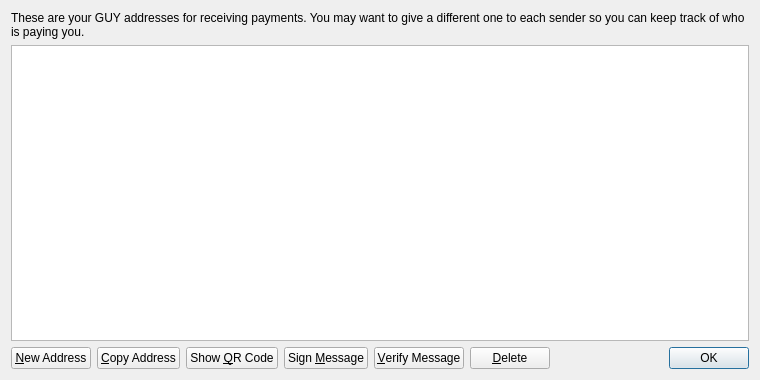
Before: the Qt Designer form src/qt/forms/addressbookpage.ui in spayse/uh, drawn with Qt 5.
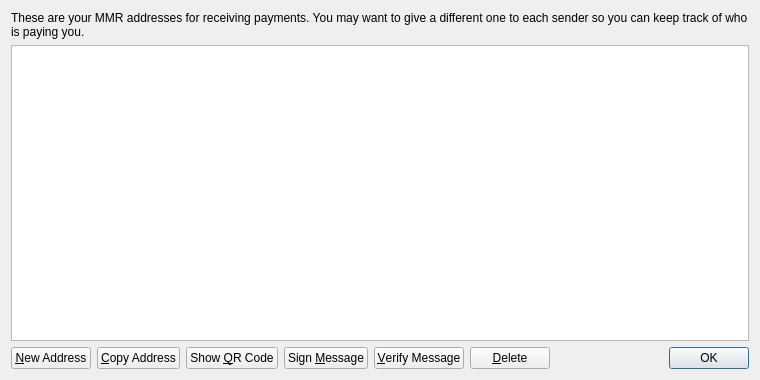
After: the same form once the commit is applied.

```diff
--- a/src/qt/forms/addressbookpage.ui
+++ b/src/qt/forms/addressbookpage.ui
@@ -17,7 +17,7 @@
    <item>
     <widget class="QLabel" name="labelExplanation">
      <property name="text">
-      <string>These are your GUY addresses for receiving payments. You may want to give a different one to each sender so you can keep track of who is paying you.</string>
+      <string>These are your MMR addresses for receiving payments. You may want to give a different one to each sender so you can keep track of who is paying you.</string>
      </property>
      <property name="textFormat">
       <enum>Qt::PlainText</enum>
```
Left out of the diff: 4 changed lines with no effect on the pictures.
